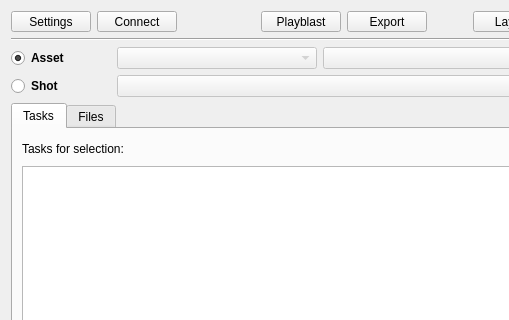
First picture: the form in module/wildchildanimation/gui/forms/maya/swing_desktop.ui, repository dearyangyu/swing, before the edit; both pictures show x 0 to 509 and y 0 to 320 of the 650 by 491 pixel window.
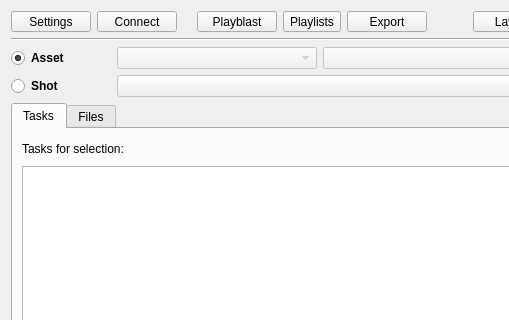
Second picture: the form after the edit.

```diff
--- a/module/wildchildanimation/gui/forms/maya/swing_desktop.ui
+++ b/module/wildchildanimation/gui/forms/maya/swing_desktop.ui
@@ -86,6 +86,13 @@
        </property>
       </widget>
      </item>
+     <item>
+      <widget class="QToolButton" name="toolButtonPlaylists">
+       <property name="text">
+        <string>Playlists</string>
+       </property>
+      </widget>
+     </item>
      <item>
       <widget class="QToolButton" name="toolButtonExport">
        <property name="minimumSize">
```
